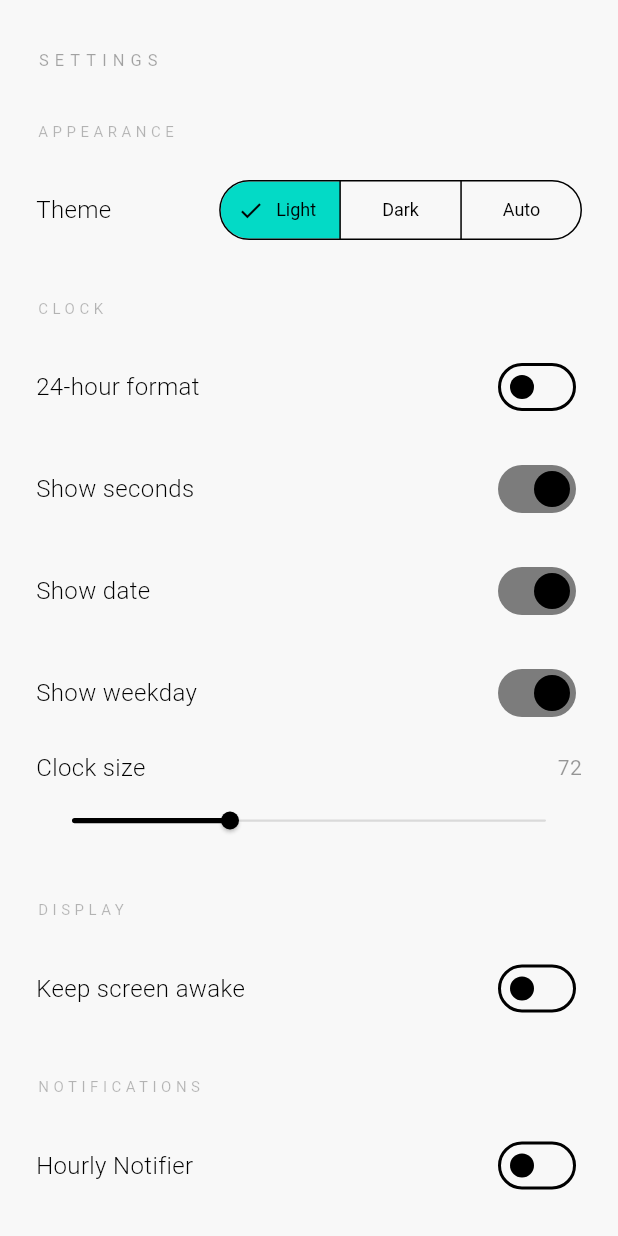
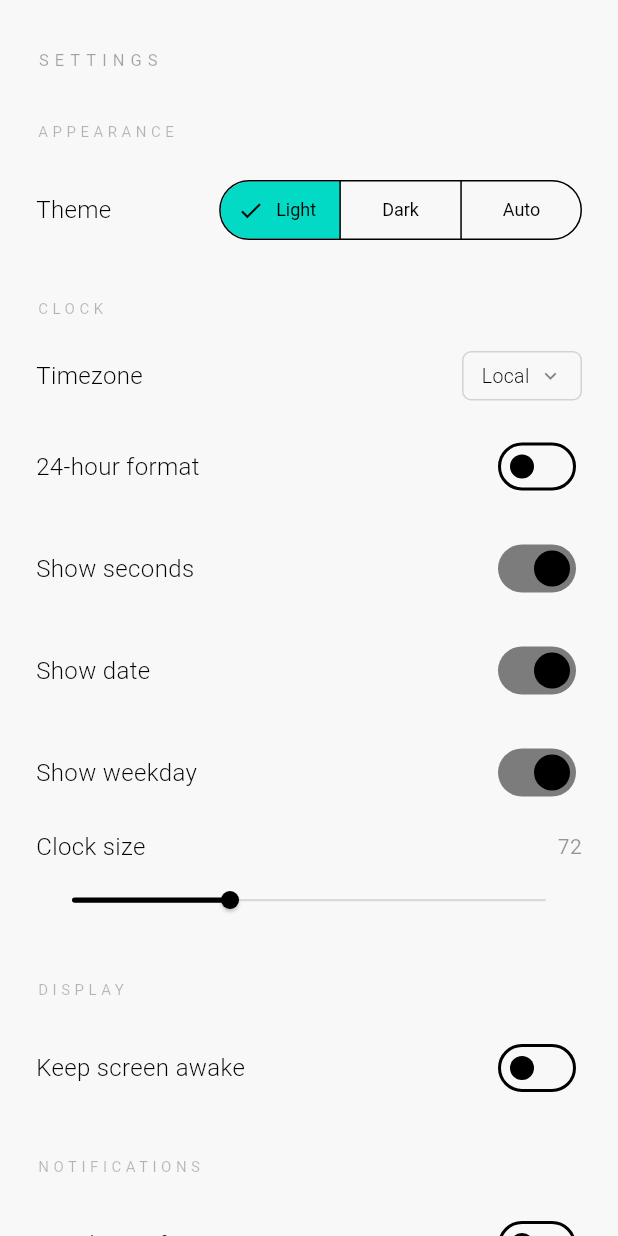
Before and after one commit to ImJustIvaan/Minimal-Clock-Mobile, a Flutter app: the SettingsScreen screen opened directly, after a tap on "Light", on a phone screen of 412 x 824 dp. Run offline on Flutter 3.47's test engine with Material 3 defaults, Android fonts, the phone set to English and light mode, and no system bars; our stand-ins replace app_links, flutter_local_notifications, flutter_riverpod, flutter_timezone, permission_handler, share_plus and 4 more; accounts and stored records are empty; Roboto replaces fonts that are missing (RobotoMono).

Commit message:
Add timezone selector to Clock, matching the desktop app
Settings > Clock > Timezone opens a searchable full-page picker (all
IANA zones + Local). Clock screen now displays time in the selected
zone (via the timezone package, already initialized at startup for
notifications) with a label above the weekday/date.

```diff
--- a/lib/core/models/settings_model.dart
+++ b/lib/core/models/settings_model.dart
@@ -9,6 +9,7 @@ class AppSettings {
   final double clockFontSize;
   final bool keepScreenAwake;
   final bool hourlyNotifier;
+  final String selectedTimezone;
 
   const AppSettings({
     this.themeMode = ThemeMode.system,
@@ -19,6 +20,7 @@ class AppSettings {
     this.clockFontSize = 72,
     this.keepScreenAwake = false,
     this.hourlyNotifier = false,
+    this.selectedTimezone = '',
   });
 
   AppSettings copyWith({
@@ -30,6 +32,7 @@ class AppSettings {
     double? clockFontSize,
     bool? keepScreenAwake,
     bool? hourlyNotifier,
+    String? selectedTimezone,
   }) {
     return AppSettings(
       themeMode: themeMode ?? this.themeMode,
@@ -40,6 +43,7 @@ class AppSettings {
       clockFontSize: clockFontSize ?? this.clockFontSize,
       keepScreenAwake: keepScreenAwake ?? this.keepScreenAwake,
       hourlyNotifier: hourlyNotifier ?? this.hourlyNotifier,
+      selectedTimezone: selectedTimezone ?? this.selectedTimezone,
     );
   }
 
@@ -52,6 +56,7 @@ class AppSettings {
         'clockFontSize': clockFontSize,
         'keepScreenAwake': keepScreenAwake,
         'hourlyNotifier': hourlyNotifier,
+        'selectedTimezone': selectedTimezone,
       };
 
   factory AppSettings.fromJson(Map<String, dynamic> json) => AppSettings(
@@ -63,5 +68,6 @@ class AppSettings {
         clockFontSize: (json['clockFontSize'] as num?)?.toDouble() ?? 72,
         keepScreenAwake: json['keepScreenAwake'] as bool? ?? false,
         hourlyNotifier: json['hourlyNotifier'] as bool? ?? false,
+        selectedTimezone: json['selectedTimezone'] as String? ?? '',
       );
 }
--- a/lib/features/clock/clock_screen.dart
+++ b/lib/features/clock/clock_screen.dart
@@ -2,6 +2,7 @@ import 'dart:async';
 import 'package:flutter/material.dart';
 import 'package:flutter_riverpod/flutter_riverpod.dart';
 import 'package:intl/intl.dart';
+import 'package:timezone/timezone.dart' as tz;
 import 'package:wakelock_plus/wakelock_plus.dart';
 import '../../core/providers/settings_provider.dart';
 import 'widgets/animated_digit.dart';
@@ -31,6 +32,18 @@ class _ClockScreenState extends ConsumerState<ClockScreen> {
     super.dispose();
   }
 
+  // timezone data is already initialized by NotificationService.init() at
+  // app startup, so tz.getLocation() is safe to call here.
+  DateTime _localizedNow(String tzId) {
+    if (tzId.isEmpty) return _now;
+    try {
+      final tzNow = tz.TZDateTime.now(tz.getLocation(tzId));
+      return DateTime(tzNow.year, tzNow.month, tzNow.day, tzNow.hour, tzNow.minute, tzNow.second);
+    } catch (_) {
+      return _now;
+    }
+  }
+
   @override
   Widget build(BuildContext context) {
     final settingsAsync = ref.watch(settingsProvider);
@@ -45,15 +58,16 @@ class _ClockScreenState extends ConsumerState<ClockScreen> {
           WakelockPlus.disable();
         }
 
+        final displayNow = _localizedNow(settings.selectedTimezone);
         final timeFormat = settings.use24Hour
             ? (settings.showSeconds ? 'HH:mm:ss' : 'HH:mm')
             : (settings.showSeconds ? 'hh:mm:ss' : 'hh:mm');
-        final timeStr = DateFormat(timeFormat).format(_now);
+        final timeStr = DateFormat(timeFormat).format(displayNow);
         final amPm = settings.use24Hour
             ? ''
-            : DateFormat('a').format(_now);
-        final dateStr = DateFormat('MMMM d, yyyy').format(_now);
-        final weekdayStr = DateFormat('EEEE').format(_now);
+            : DateFormat('a').format(displayNow);
+        final dateStr = DateFormat('MMMM d, yyyy').format(displayNow);
+        final weekdayStr = DateFormat('EEEE').format(displayNow);
 
         final color = Theme.of(context).colorScheme.onSurface;
         final screenWidth = MediaQuery.of(context).size.width;
@@ -74,6 +88,17 @@ class _ClockScreenState extends ConsumerState<ClockScreen> {
                 child: Column(
                   mainAxisAlignment: MainAxisAlignment.center,
                   children: [
+                    if (settings.selectedTimezone.isNotEmpty) ...[
+                      Text(
+                        settings.selectedTimezone.replaceAll('_', ' '),
+                        style: TextStyle(
+                          fontSize: 11,
+                          letterSpacing: 3,
+                          color: color.withOpacity(0.3),
+                        ),
+                      ),
+                      const SizedBox(height: 4),
+                    ],
                     if (settings.showWeekday) ...[
                       Text(
                         weekdayStr.toUpperCase(),
--- a/lib/features/settings/settings_screen.dart
+++ b/lib/features/settings/settings_screen.dart
@@ -3,6 +3,7 @@ import 'package:flutter_riverpod/flutter_riverpod.dart';
 import 'package:url_launcher/url_launcher.dart';
 import '../../core/models/settings_model.dart';
 import '../../core/providers/settings_provider.dart';
+import 'timezone_picker_screen.dart';
 
 class SettingsScreen extends ConsumerWidget {
   const SettingsScreen({super.key});
@@ -61,6 +62,10 @@ class _SettingsBody extends ConsumerWidget {
                   ),
                 ]),
                 _Section(label: 'CLOCK', children: [
+                  _TimezoneRow(
+                    value: settings.selectedTimezone,
+                    onChanged: (v) => update(settings.copyWith(selectedTimezone: v)),
+                  ),
                   _SwitchRow(
                     label: '24-hour format',
                     value: settings.use24Hour,
@@ -175,6 +180,61 @@ class _LinkRow extends StatelessWidget {
               ),
             ),
             Icon(Icons.open_in_new, size: 16, color: color.withOpacity(0.4)),
+          ],
+        ),
+      ),
+    );
+  }
+}
+
+class _TimezoneRow extends StatelessWidget {
+  final String value;
+  final ValueChanged<String> onChanged;
+
+  const _TimezoneRow({required this.value, required this.onChanged});
+
+  String _label(String id) => id.isEmpty ? 'Local' : id.replaceAll('_', ' ');
+
+  Future<void> _openPicker(BuildContext context) async {
+    final result = await Navigator.of(context).push<String>(
+      MaterialPageRoute(builder: (_) => TimezonePickerScreen(selected: value)),
+    );
+    if (result != null) onChanged(result);
+  }
+
+  @override
+  Widget build(BuildContext context) {
+    final color = Theme.of(context).colorScheme.onSurface;
+    return InkWell(
+      onTap: () => _openPicker(context),
+      child: Padding(
+        padding: const EdgeInsets.symmetric(vertical: 10),
+        child: Row(
+          children: [
+            Expanded(
+              child: Text(
+                'Timezone',
+                style: TextStyle(fontSize: 16, color: color, fontWeight: FontWeight.w300),
+              ),
+            ),
+            Container(
+              padding: const EdgeInsets.symmetric(horizontal: 12, vertical: 6),
+              decoration: BoxDecoration(
+                border: Border.all(color: color.withOpacity(0.15)),
+                borderRadius: BorderRadius.circular(6),
+              ),
+              child: Row(
+                mainAxisSize: MainAxisSize.min,
+                children: [
+                  Text(
+                    _label(value),
+                    style: TextStyle(fontSize: 13, color: color, fontWeight: FontWeight.w300),
+                  ),
+                  const SizedBox(width: 6),
+                  Icon(Icons.expand_more, size: 16, color: color.withOpacity(0.5)),
+                ],
+              ),
+            ),
           ],
         ),
       ),
```
Also changed, not shown: lib/features/settings/timezone_picker_screen.dart (added, +100 -0 lines).
